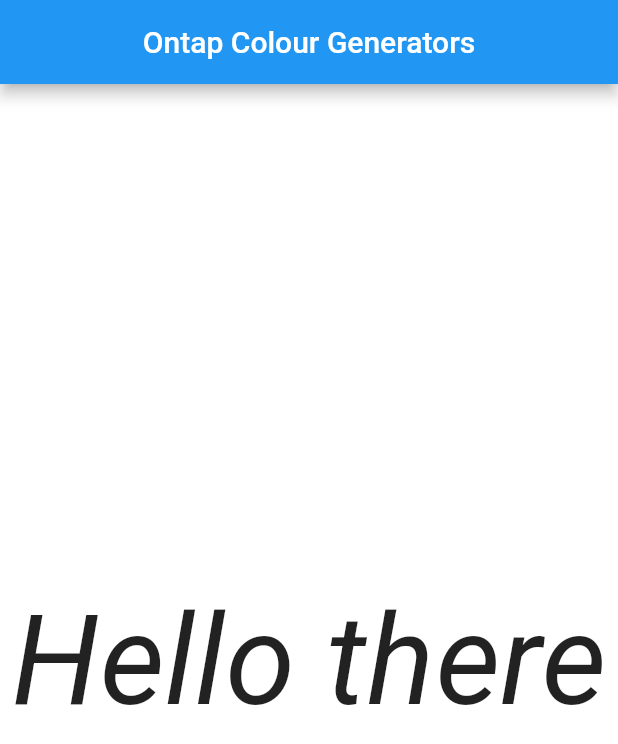
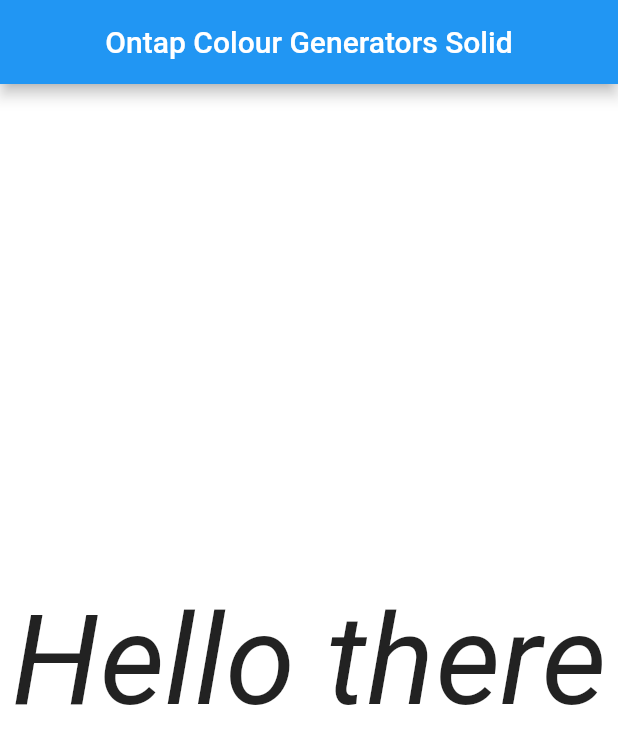
Before and after one commit to adamfistival/SolidColour, a Flutter app: the screen it shows after launch, on a phone screen of 412 x 824 dp. Shown: the top 744 px of the screen. Run offline on Flutter 3.47's test engine with Material 2 defaults, Android fonts, the phone set to English and light mode, and no system bars.

Commit message:
task to commit

```diff
--- a/lib/features/color_changer/views/colour_change_screen.dart
+++ b/lib/features/color_changer/views/colour_change_screen.dart
@@ -29,7 +29,7 @@ class ColourChangeScreen extends StatelessWidget {
   Widget build(BuildContext context) {
     return Scaffold(
       appBar: AppBar(
-        title: const Center(child: Text('Ontap Colour Generators')),
+        title: const Center(child: Text('Ontap Colour Generators Solid')),
       ),
       body: Center(
         child: Consumer<ColourChangerViewModel>(
```
